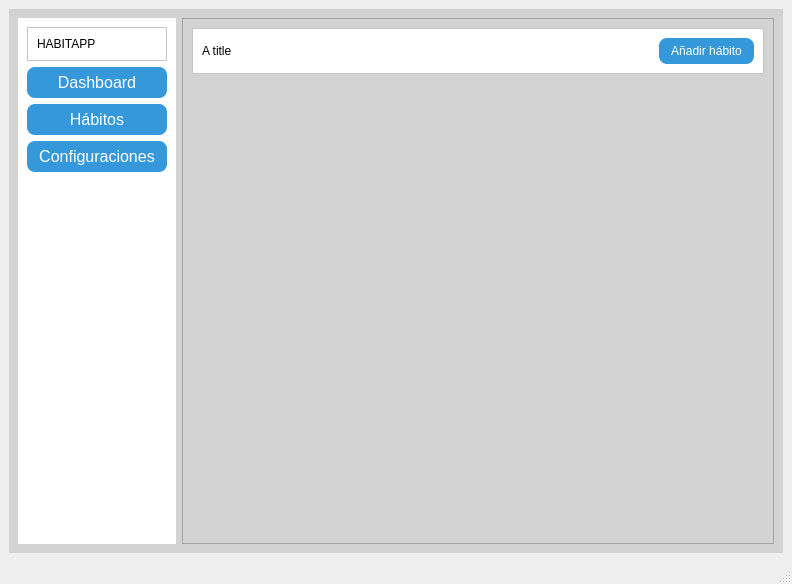
First picture: the form in infraestructure/ui/main_view.ui, repository judajaavAlt/PI2, before the edit.
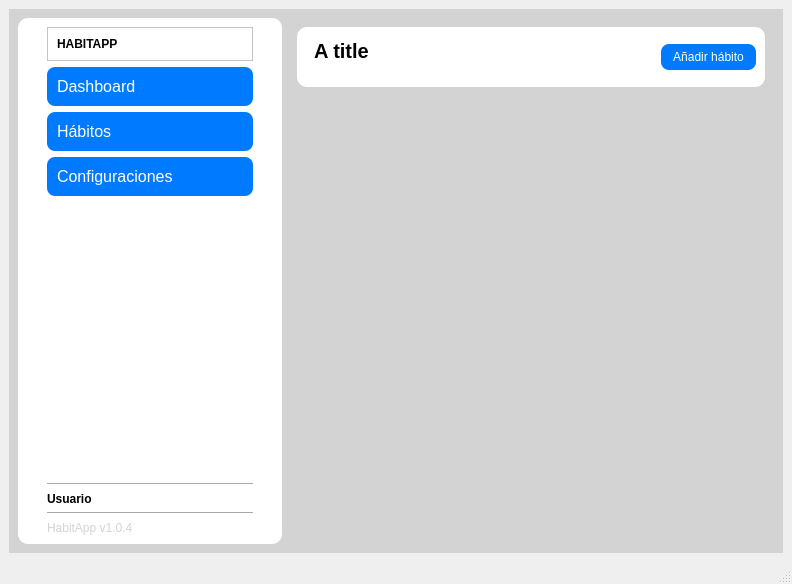
Second picture: the form after the edit.

Commit message: general interfaces style improved

Diff of the .ui file:
```diff
--- a/infraestructure/ui/main_view.ui
+++ b/infraestructure/ui/main_view.ui
@@ -40,6 +40,32 @@
          <property name="styleSheet">
           <string notr="true">QFrame {
 	background-color: white;
+}
+
+QFrame#frame_sidebar {
+	padding: 0 20px;
+	border-radius: 10px;
+}
+
+QPushButton {
+    background-color: #007BFF;
+    color: white;
+    font-size: 16px;
+    border-radius: 8px;
+    padding: 6px 12px;
+	text-align: left;
+	padding:  10px 80px 10px 10px;
+}
+QPushButton:hover {
+    background-color: #0056b3;
+}
+
+QPushButton:pressed {
+    background-color: #004085;
+}
+
+QLabel {
+	color: black;
 }</string>
          </property>
          <layout class="QVBoxLayout" name="verticalLayout">
@@ -47,7 +73,8 @@
            <widget class="QFrame" name="sidebar_header">
             <property name="styleSheet">
              <string notr="true">QLabel {
-  color: black;
+    color: black;
+	font-weight: bold;
 }</string>
             </property>
             <property name="frameShape">
@@ -70,20 +97,7 @@
           <item>
            <widget class="QPushButton" name="btn_sidebar_1">
             <property name="styleSheet">
-             <string notr="true">QPushButton {
-    background-color: #3498db;
-    color: white;
-    font-size: 16px;
-    border-radius: 8px;
-    padding: 6px 12px;
-}
-QPushButton:hover {
-    background-color: #2980b9;
-}
-QPushButton:pressed {
-    background-color: #1f618d;
-}
-</string>
+             <string notr="true"/>
             </property>
             <property name="text">
              <string>Dashboard</string>
@@ -96,20 +110,7 @@
              <enum>Qt::LayoutDirection::LeftToRight</enum>
             </property>
             <property name="styleSheet">
-             <string notr="true">QPushButton {
-    background-color: #3498db;
-    color: white;
-    font-size: 16px;
-    border-radius: 8px;
-    padding: 6px 12px;
-}
-QPushButton:hover {
-    background-color: #2980b9;
-}
-QPushButton:pressed {
-    background-color: #1f618d;
-}
-</string>
+             <string notr="true"/>
             </property>
             <property name="text">
              <string>Hábitos</string>
@@ -119,20 +120,7 @@
           <item>
            <widget class="QPushButton" name="btn_sidebar_3">
             <property name="styleSheet">
-             <string notr="true">QPushButton {
-    background-color: #3498db;
-    color: white;
-    font-size: 16px;
-    border-radius: 8px;
-    padding: 6px 12px;
-}
-QPushButton:hover {
-    background-color: #2980b9;
-}
-QPushButton:pressed {
-    background-color: #1f618d;
-}
-</string>
+             <string notr="true"/>
             </property>
             <property name="text">
              <string>Configuraciones</string>
@@ -152,43 +140,82 @@
             </property>
            </spacer>
           </item>
+          <item>
+           <widget class="Line" name="line">
+            <property name="orientation">
+             <enum>Qt::Orientation::Horizontal</enum>
+            </property>
+           </widget>
+          </item>
+          <item>
+           <widget class="QLabel" name="label_username">
+            <property name="styleSheet">
+             <string notr="true">text-align: center;       /* Alineación horizontal */
+vertical-align: middle;   /* Alineación vertical */
+font-weight: bold;</string>
+            </property>
+            <property name="text">
+             <string>Usuario</string>
+            </property>
+           </widget>
+          </item>
+          <item>
+           <widget class="Line" name="line_2">
+            <property name="orientation">
+             <enum>Qt::Orientation::Horizontal</enum>
+            </property>
+           </widget>
+          </item>
+          <item>
+           <widget class="QLabel" name="label_2">
+            <property name="styleSheet">
+             <string notr="true">color: lightgray;</string>
+            </property>
+            <property name="text">
+             <string>HabitApp v1.0.4</string>
+            </property>
+           </widget>
+          </item>
          </layout>
         </widget>
        </item>
        <item>
-        <widget class="QFrame" name="frame_main_content">
+        <widget class="QWidget" name="widget_main_content" native="true">
          <property name="styleSheet">
-          <string notr="true">QFrame {
-	background-color: lightgray;
-}</string>
-         </property>
-         <property name="frameShape">
-          <enum>QFrame::Shape::StyledPanel</enum>
-         </property>
-         <property name="frameShadow">
-          <enum>QFrame::Shadow::Raised</enum>
+          <string notr="true"/>
          </property>
          <layout class="QVBoxLayout" name="verticalLayout_2">
           <item>
-           <widget class="QFrame" name="frame_header">
+           <widget class="QWidget" name="widget_header" native="true">
             <property name="styleSheet">
              <string notr="true">QFrame {
 	background-color: white;
+	padding: 3px 3px 10px 3px;
+}
+
+QWidget {
+	background-color: white;
+	padding: 3px 3px 15px 3px;
+}
+
+QWidget#widget_header {
+	border-radius: 10px;
 }
 
 QLabel {
 	color: black;
 }</string>
             </property>
-            <property name="frameShape">
-             <enum>QFrame::Shape::StyledPanel</enum>
-            </property>
-            <property name="frameShadow">
-             <enum>QFrame::Shadow::Raised</enum>
-            </property>
             <layout class="QHBoxLayout" name="horizontalLayout_3">
              <item>
               <widget class="QLabel" name="header_content_title">
+               <property name="styleSheet">
+                <string notr="true">QLabel {
+    color: black;
+	font-weight: bold;
+	font-size: 20px;
+}</string>
+               </property>
                <property name="text">
                 <string>A title</string>
                </property>
@@ -211,7 +238,7 @@
               <widget class="QPushButton" name="btn_header_content">
                <property name="styleSheet">
                 <string notr="true">QPushButton {
-    background-color: #3498db;
+    background-color: #007BFF;
     color: white;
     font-size: 12px;
     border-radius: 8px;
```
Left out of the diff: 4 changed lines with no effect on the pictures. The commit also changes 8 other files.
